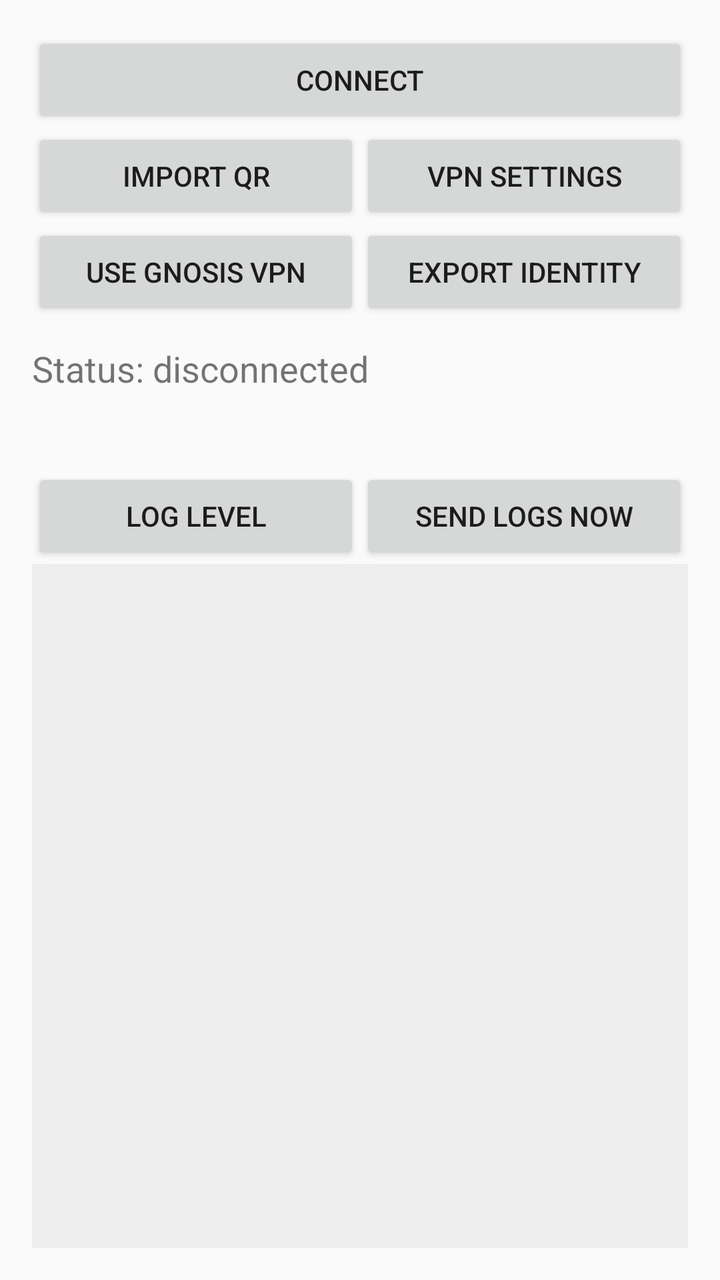
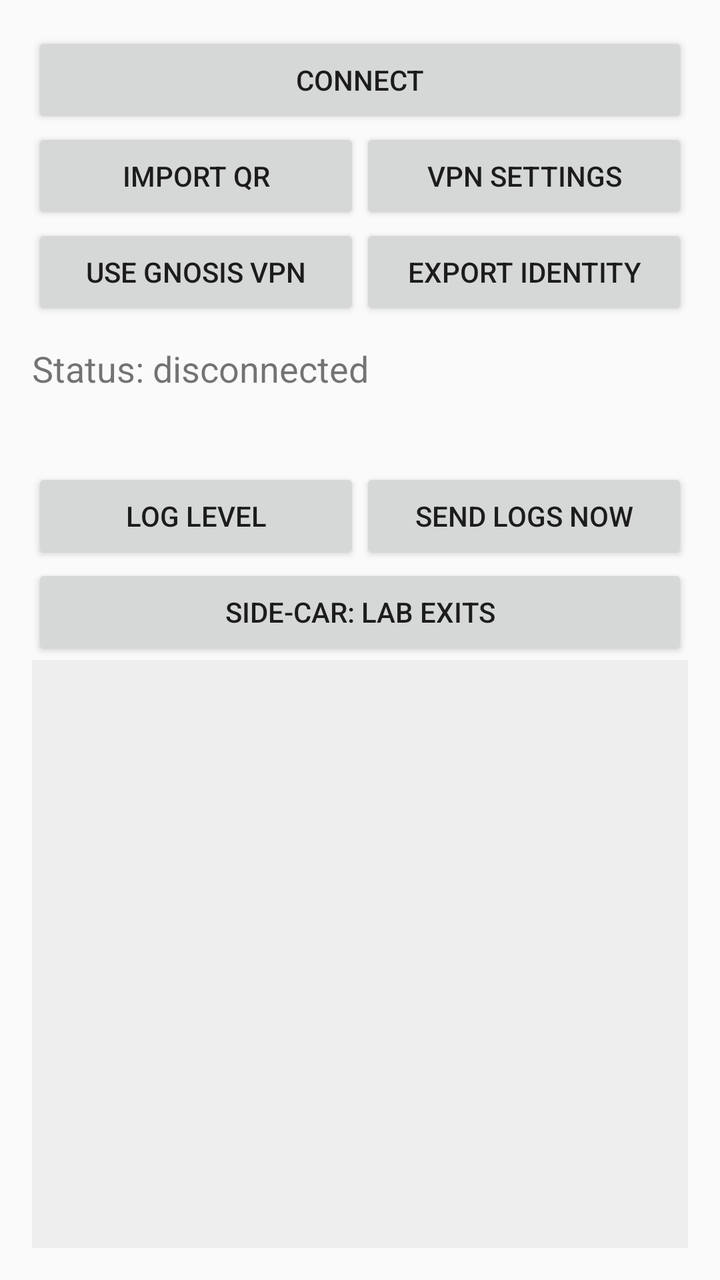

Screens rendered from an Android XML layout before and after an edit, with the pre-edit source and the edit as a unified diff.
<!-- AndroidManifest.xml: application theme android:Theme.Material.Light.DarkActionBar -->
<!-- res/layout/activity_main.xml -->
<?xml version="1.0" encoding="utf-8"?>
<LinearLayout xmlns:android="http://schemas.android.com/apk/res/android"
    android:layout_width="match_parent"
    android:layout_height="match_parent"
    android:fitsSystemWindows="true"
    android:orientation="vertical"
    android:padding="16dp">

    <Button
        android:id="@+id/connectButton"
        android:layout_width="match_parent"
        android:layout_height="wrap_content"
        android:text="Connect" />

    <LinearLayout
        android:layout_width="match_parent"
        android:layout_height="wrap_content"
        android:orientation="horizontal">

        <Button
            android:id="@+id/importButton"
            android:layout_width="0dp"
            android:layout_height="wrap_content"
            android:layout_weight="1"
            android:text="Import QR" />

        <Button
            android:id="@+id/settingsButton"
            android:layout_width="0dp"
            android:layout_height="wrap_content"
            android:layout_weight="1"
            android:text="VPN settings" />
    </LinearLayout>

    <LinearLayout
        android:layout_width="match_parent"
        android:layout_height="wrap_content"
        android:orientation="horizontal">

        <Button
            android:id="@+id/backendButton"
            android:layout_width="0dp"
            android:layout_height="wrap_content"
            android:layout_weight="1"
            android:text="Use Gnosis VPN" />

        <Button
            android:id="@+id/exportButton"
            android:layout_width="0dp"
            android:layout_height="wrap_content"
            android:layout_weight="1"
            android:text="Export identity" />
    </LinearLayout>

    <TextView
        android:id="@+id/statusText"
        android:layout_width="match_parent"
        android:layout_height="wrap_content"
        android:paddingTop="12dp"
        android:paddingBottom="12dp"
        android:textSize="18sp"
        android:text="Status: disconnected" />

    <TextView
        android:id="@+id/statsText"
        android:layout_width="match_parent"
        android:layout_height="wrap_content"
        android:paddingBottom="8dp"
        android:fontFamily="monospace"
        android:textSize="13sp" />

    <LinearLayout
        android:id="@+id/gnosisRow"
        android:layout_width="match_parent"
        android:layout_height="wrap_content"
        android:orientation="horizontal"
        android:visibility="gone">

        <Button
            android:id="@+id/locationButton"
            android:layout_width="0dp"
            android:layout_height="wrap_content"
            android:layout_weight="2"
            android:ellipsize="end"
            android:maxLines="1"
            android:text="Location" />

        <Button
            android:id="@+id/labExitsButton"
            android:layout_width="0dp"
            android:layout_height="wrap_content"
            android:layout_weight="1"
            android:text="Lab exits: off" />
    </LinearLayout>

    <LinearLayout
        android:layout_width="match_parent"
        android:layout_height="wrap_content"
        android:orientation="horizontal">

        <Button
            android:id="@+id/logButton"
            android:layout_width="0dp"
            android:layout_height="wrap_content"
            android:layout_weight="1"
            android:text="Log level" />

        <Button
            android:id="@+id/sendLogsButton"
            android:layout_width="0dp"
            android:layout_height="wrap_content"
            android:layout_weight="1"
            android:text="Send logs now" />
    </LinearLayout>

    <LinearLayout
        android:id="@+id/fundingBox"
        android:layout_width="match_parent"
        android:layout_height="wrap_content"
        android:gravity="center_horizontal"
        android:orientation="vertical"
        android:paddingBottom="8dp"
        android:visibility="gone">

        <ImageView
            android:id="@+id/fundingQr"
            android:layout_width="200dp"
            android:layout_height="200dp"
            android:contentDescription="Node address QR code" />

        <TextView
            android:id="@+id/fundingText"
            android:layout_width="match_parent"
            android:layout_height="wrap_content"
            android:fontFamily="monospace"
            android:gravity="center_horizontal"
            android:textIsSelectable="true"
            android:textSize="12sp" />
    </LinearLayout>

    <ScrollView
        android:id="@+id/logScroll"
        android:layout_width="match_parent"
        android:layout_height="0dp"
        android:layout_weight="1"
        android:background="#EEEEEE"
        android:padding="8dp">

        <TextView
            android:id="@+id/logText"
            android:layout_width="match_parent"
            android:layout_height="wrap_content"
            android:fontFamily="monospace"
            android:textIsSelectable="true"
            android:textSize="12sp" />
    </ScrollView>
</LinearLayout>
<!-- resources referenced by this layout -->
<resources>

</resources>

<!-- the commit's change to res/layout/activity_main.xml (unified diff, before → after) -->
@@ -113,6 +113,12 @@
             android:text="Send logs now" />
     </LinearLayout>
 
+    <Button
+        android:id="@+id/sidecarButton"
+        android:layout_width="match_parent"
+        android:layout_height="wrap_content"
+        android:text="Side-car: lab exits" />
+
     <LinearLayout
         android:id="@+id/fundingBox"
         android:layout_width="match_parent"
